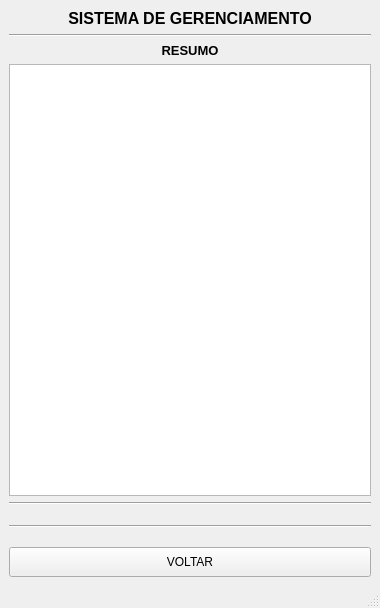
First picture: the form in app/pyqt5-templates/projetos-resumo.ui, repository clowdcap/app-pyqt5, before the edit.
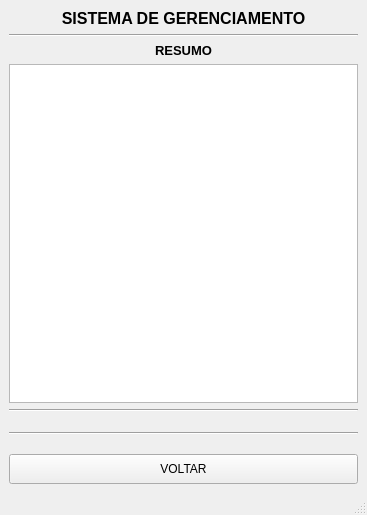
Second picture: the form after the edit.

Patch:
```diff
--- a/app/pyqt5-templates/projetos-resumo.ui
+++ b/app/pyqt5-templates/projetos-resumo.ui
@@ -6,8 +6,8 @@
    <rect>
     <x>0</x>
     <y>0</y>
-    <width>380</width>
-    <height>608</height>
+    <width>367</width>
+    <height>515</height>
    </rect>
   </property>
   <property name="windowTitle">
```
Left out of the diff: 4 changed lines with no effect on the pictures.
